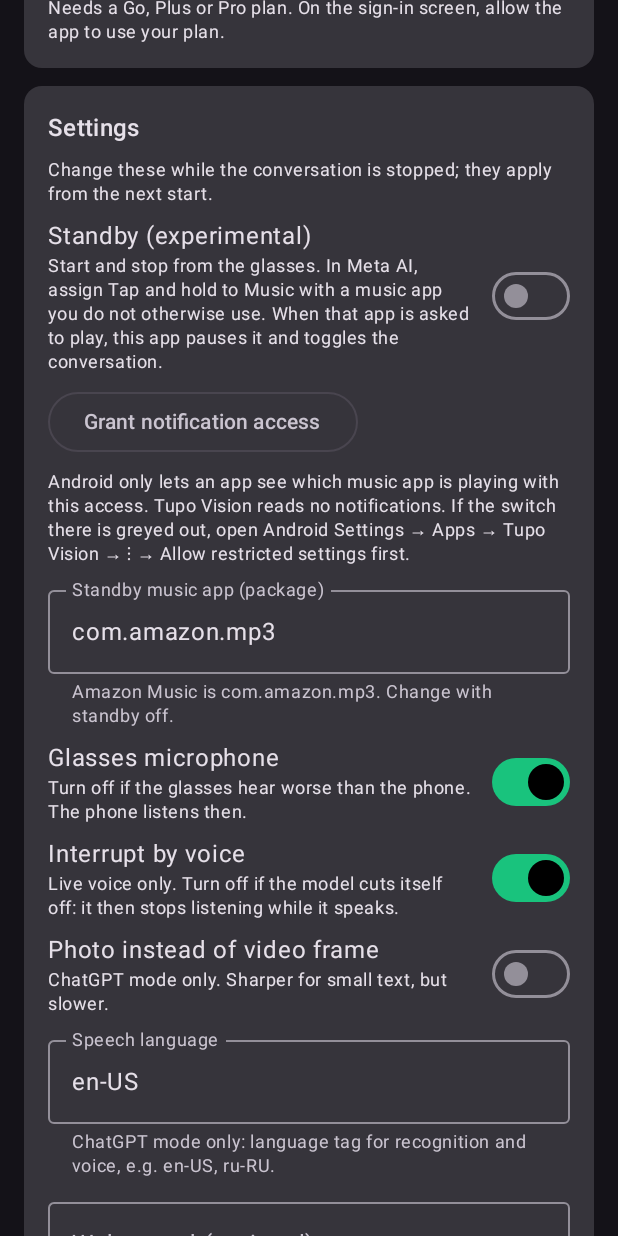
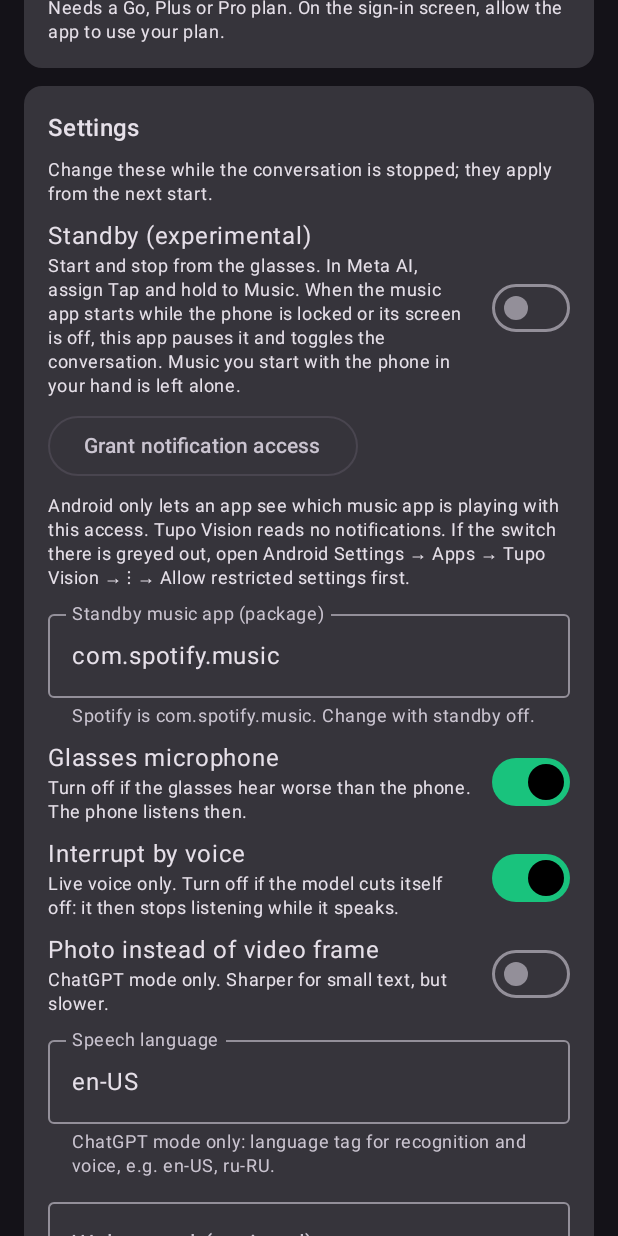
Before and after one commit to KeonyRus/tupo_vision, an Android app built with Jetpack Compose: the screen it shows after launch (MainActivity), on a phone screen of 412 x 824 dp. Run offline under Robolectric (Android 15) with nearby library versions, the phone set to English and light mode, and no system bars; libraries missing offline, so code that uses them is left out: com.meta.wearable; 4 statements that could not run were skipped.

Commit message:
Standby: trigger on the music app only when the phone is put away
A log from real glasses showed the watcher sees Spotify start when the
glasses' tap-and-hold is assigned to Music, while Amazon Music never
reacted at all. Spotify is also where the owner listens to music, so
standby must not hijack it.

The gesture now counts only when the phone is locked or its screen is
off. Starting music with the phone in use is logged and left alone. The
music app is kept paused for a few seconds after a gesture, because it
can start playing a moment after the first sign of life. Spotify is the
default trigger app.

Co-Authored-By: Claude Fable 5.2 <noreply@anthropic.com>
Claude-Session: https://claude.ai/code/session_01MkU53jAVGBsyBSLzoncycz

```diff
--- a/app/src/main/java/com/keonyrus/tupovision/MainActivity.kt
+++ b/app/src/main/java/com/keonyrus/tupovision/MainActivity.kt
@@ -381,9 +381,10 @@ private fun SettingsSection(state: UiState, onNotificationAccess: () -> Unit) {
     SettingSwitch(
         title = "Standby (experimental)",
         subtitle =
-            "Start and stop from the glasses. In Meta AI, assign Tap and hold to Music with a " +
-                "music app you do not otherwise use. When that app is asked to play, this " +
-                "app pauses it and toggles the conversation.",
+            "Start and stop from the glasses. In Meta AI, assign Tap and hold to Music. " +
+                "When the music app starts while the phone is locked or its screen is off, " +
+                "this app pauses it and toggles the conversation. Music you start with the " +
+                "phone in your hand is left alone.",
         checked = state.standby,
         enabled = true,
         onChange = { Engine.setStandby(it) },
@@ -401,7 +402,7 @@ private fun SettingsSection(state: UiState, onNotificationAccess: () -> Unit) {
         value = state.triggerPackage,
         onValueChange = { Engine.setTriggerPackage(it.trim()) },
         label = { Text("Standby music app (package)") },
-        supportingText = { Text("Amazon Music is com.amazon.mp3. Change with standby off.") },
+        supportingText = { Text("Spotify is com.spotify.music. Change with standby off.") },
         singleLine = true,
         enabled = !state.standby,
         modifier = Modifier.fillMaxWidth(),
--- a/app/src/main/java/com/keonyrus/tupovision/MediaWatch.kt
+++ b/app/src/main/java/com/keonyrus/tupovision/MediaWatch.kt
@@ -1,5 +1,6 @@
 package com.keonyrus.tupovision
 
+import android.app.KeyguardManager
 import android.content.ComponentName
 import android.content.Context
 import android.media.AudioManager
@@ -10,6 +11,7 @@ import android.media.session.MediaSessionManager
 import android.media.session.PlaybackState
 import android.os.Handler
 import android.os.Looper
+import android.os.PowerManager
 import android.os.SystemClock
 import android.provider.Settings
 import android.service.notification.NotificationListenerService
@@ -24,17 +26,18 @@ class MediaWatchService : NotificationListenerService()
  * Standby: start and stop the conversation from the glasses, phone in a pocket.
  *
  * The glasses cannot launch this app, but their tap-and-hold gesture can be assigned to "Music"
- * in the Meta AI app, which makes them ask a music app on the phone to play. Standby uses a music
- * app the user does not otherwise listen to as a tripwire: when that app shows any sign of life,
- * it is paused and the conversation toggles.
+ * in the Meta AI app, which makes them ask a music app on the phone to play. Standby uses that
+ * music app as a tripwire: when it starts playing while the phone is locked or its screen is off,
+ * it is paused and the conversation toggles. Starting music by hand, with the phone in use, is
+ * left alone, so the music app stays usable for music.
  *
- * Every media session change is logged as package and state, never titles, because what the
- * glasses actually make the music app do is only known by trying.
+ * Every media session change is logged as package and state, never titles.
  */
 object MediaWatch {
-  const val DEFAULT_TRIGGER = "com.amazon.mp3"
+  const val DEFAULT_TRIGGER = "com.spotify.music"
   // One gesture causes a burst of session changes; it must toggle once.
   private const val DEBOUNCE_MS = 4000L
+  private const val SILENCE_MS = 6000L
 
   private val handler = Handler(Looper.getMainLooper())
   private var manager: MediaSessionManager? = null
@@ -42,6 +45,10 @@ object MediaWatch {
   private var triggerPackage = DEFAULT_TRIGGER
   private var armed = false
   private var lastTriggerAt = 0L
+  private var lastIgnoredAt = 0L
+  // The music app may start playing a moment after the gesture was handled; keep it quiet.
+  private var silenceUntil = 0L
+  private var appContext: Context? = null
   private val watched = HashMap<MediaSession.Token, Pair<MediaController, MediaController.Callback>>()
 
   private val sessionsListener =
@@ -70,6 +77,7 @@ object MediaWatch {
       sessions.addOnActiveSessionsChangedListener(sessionsListener, listener, handler)
       manager = sessions
       component = listener
+      appContext = context.applicationContext
       triggerPackage = trigger.ifBlank { DEFAULT_TRIGGER }
       // Sessions that already exist are the baseline, not a gesture.
       armed = false
@@ -124,6 +132,10 @@ object MediaWatch {
     if (!armed) return
     Engine.log("Media: ${controller.packageName} is ${stateName(state)}")
     if (controller.packageName != triggerPackage || state == null) return
+    if (state.state == PlaybackState.STATE_PLAYING && SystemClock.elapsedRealtime() < silenceUntil) {
+      runCatching { controller.transportControls.pause() }
+      return
+    }
     // Asked to play: it either starts, or fails because nobody is signed in. Both count.
     val asked =
         state.state == PlaybackState.STATE_PLAYING ||
@@ -136,10 +148,27 @@ object MediaWatch {
   private fun trigger(controller: MediaController) {
     val now = SystemClock.elapsedRealtime()
     if (now - lastTriggerAt < DEBOUNCE_MS) return
+    if (!phonePutAway()) {
+      // Someone is using the phone, so this is them starting music, not a gesture.
+      if (now - lastIgnoredAt > DEBOUNCE_MS) {
+        lastIgnoredAt = now
+        Engine.log("Media: started with the phone in use, not treated as a gesture")
+      }
+      return
+    }
     lastTriggerAt = now
+    silenceUntil = now + SILENCE_MS
     // The music was only a signal; nobody wants to hear it.
     runCatching { controller.transportControls.pause() }
     Engine.toggleFromGesture()
+  }
+
+  /** Locked or screen off: the phone is in a pocket, not in a hand. */
+  private fun phonePutAway(): Boolean {
+    val context = appContext ?: return false
+    val power = context.getSystemService(PowerManager::class.java)
+    val keyguard = context.getSystemService(KeyguardManager::class.java)
+    return !power.isInteractive || keyguard.isKeyguardLocked
   }
 
   private fun stateName(state: PlaybackState?): String =
```
Also changed, not shown: 1 other file.
